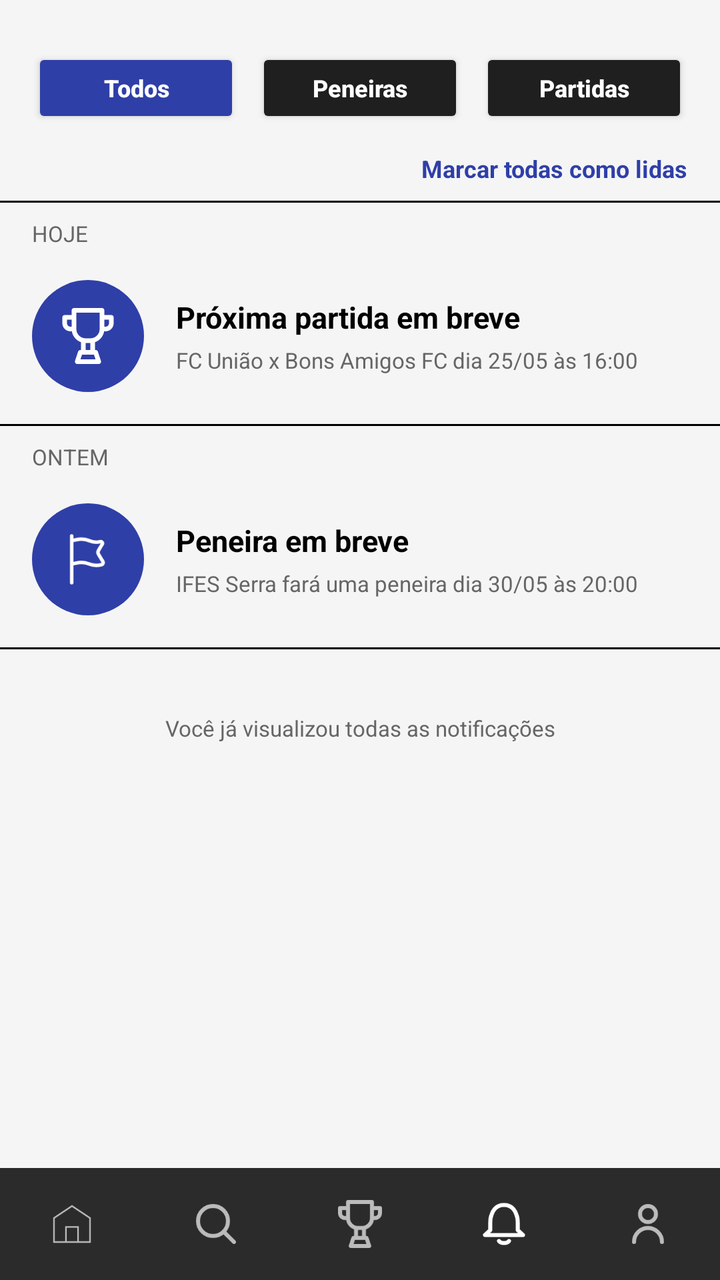
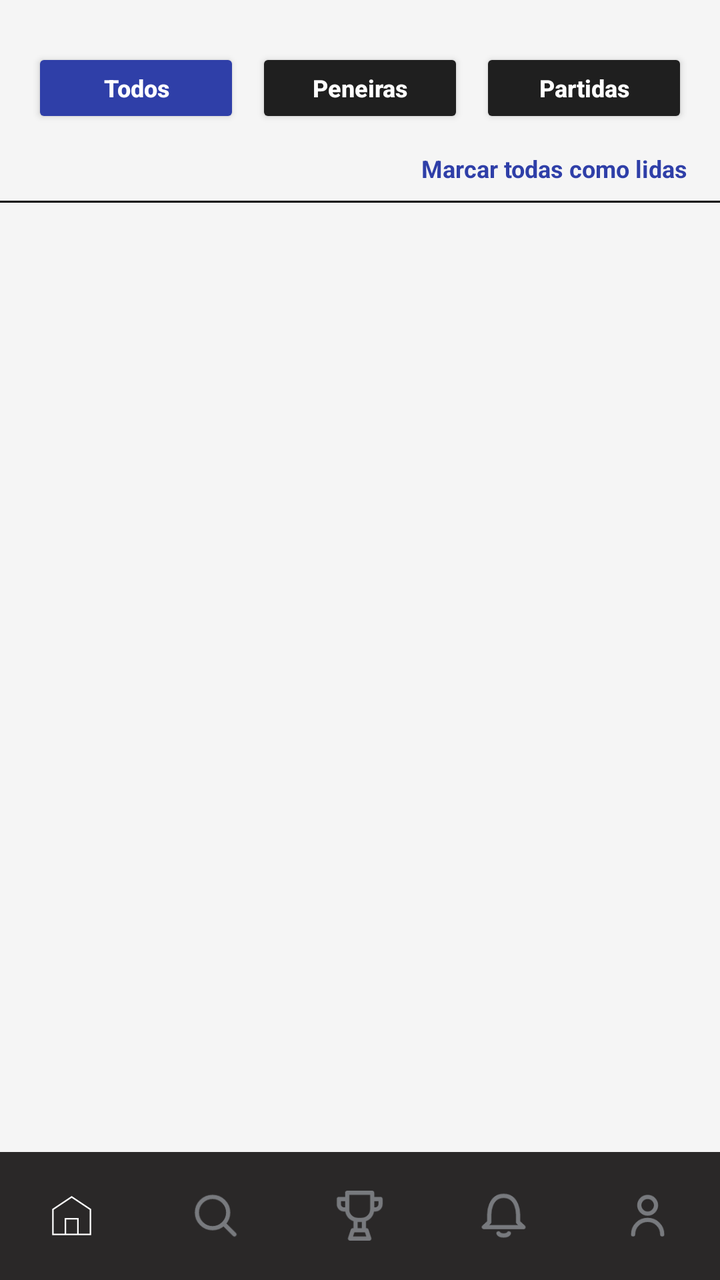

The first picture is an Android layout as it rendered before a commit; the second is the same layout after the commit. The layout source and the unified diff follow.
<!-- AndroidManifest.xml: application theme Theme.Escouter -->
<!-- res/layout/fragment_notificacoes.xml -->
<?xml version="1.0" encoding="utf-8"?>
<androidx.constraintlayout.widget.ConstraintLayout
    xmlns:android="http://schemas.android.com/apk/res/android"
    xmlns:app="http://schemas.android.com/apk/res-auto"
    android:layout_width="match_parent"
    android:layout_height="match_parent"
    android:background="#F5F5F5">

    
    <LinearLayout
        android:id="@+id/layoutFiltros"
        android:layout_width="0dp"
        android:layout_height="wrap_content"
        android:layout_marginTop="24dp"
        android:gravity="center"
        android:orientation="horizontal"
        android:paddingHorizontal="16dp"
        app:layout_constraintEnd_toEndOf="parent"
        app:layout_constraintStart_toStartOf="parent"
        app:layout_constraintTop_toTopOf="parent">

        <Button
            android:id="@+id/btnTodos"
            android:layout_width="0dp"
            android:layout_height="40dp"
            android:layout_marginEnd="8dp"
            android:layout_weight="1"
            android:backgroundTint="#2F3FA8"
            android:text="Todos"
            android:textAllCaps="false"
            android:textColor="#FFFFFF"
            android:textSize="12sp"
            android:textStyle="bold" />

        <Button
            android:id="@+id/btnPeneiras"
            android:layout_width="0dp"
            android:layout_height="40dp"
            android:layout_marginEnd="8dp"
            android:layout_weight="1"
            android:backgroundTint="#1F1F1F"
            android:text="Peneiras"
            android:textAllCaps="false"
            android:textColor="#FFFFFF"
            android:textSize="12sp"
            android:textStyle="bold" />

        <Button
            android:id="@+id/btnPartidas"
            android:layout_width="0dp"
            android:layout_height="40dp"
            android:layout_weight="1"
            android:backgroundTint="#1F1F1F"
            android:text="Partidas"
            android:textAllCaps="false"
            android:textColor="#FFFFFF"
            android:textSize="12sp"
            android:textStyle="bold" />
    </LinearLayout>

    
    <TextView
        android:id="@+id/tvMarcarLidas"
        android:layout_width="wrap_content"
        android:layout_height="wrap_content"
        android:layout_marginTop="12dp"
        android:layout_marginEnd="16dp"
        android:text="Marcar todas como lidas"
        android:textColor="#2F3FA8"
        android:textSize="12sp"
        android:textStyle="bold"
        app:layout_constraintEnd_toEndOf="parent"
        app:layout_constraintTop_toBottomOf="@id/layoutFiltros" />

    
    <ScrollView
        android:id="@+id/scrollNotificacoes"
        android:layout_width="0dp"
        android:layout_height="0dp"
        android:layout_marginTop="8dp"
        app:layout_constraintBottom_toTopOf="@id/bottomNav"
        app:layout_constraintEnd_toEndOf="parent"
        app:layout_constraintStart_toStartOf="parent"
        app:layout_constraintTop_toBottomOf="@id/tvMarcarLidas">

        <LinearLayout
            android:layout_width="match_parent"
            android:layout_height="wrap_content"
            android:orientation="vertical">

            <View
                android:layout_width="match_parent"
                android:layout_height="1dp"
                android:background="#000000" />

            
            <TextView
                android:layout_width="wrap_content"
                android:layout_height="wrap_content"
                android:layout_marginStart="16dp"
                android:layout_marginTop="8dp"
                android:text="HOJE"
                android:textColor="#666666"
                android:textSize="11sp" />

            
            <LinearLayout
                android:layout_width="match_parent"
                android:layout_height="wrap_content"
                android:gravity="center_vertical"
                android:orientation="horizontal"
                android:padding="16dp">

                <ImageView
                    android:layout_width="56dp"
                    android:layout_height="56dp"
                    android:background="@drawable/bg_circulo_azul"
                    android:padding="14dp"
                    android:src="@drawable/ic_partidas"
                    app:tint="#FFFFFF" />

                <LinearLayout
                    android:layout_width="0dp"
                    android:layout_height="wrap_content"
                    android:layout_marginStart="16dp"
                    android:layout_weight="1"
                    android:orientation="vertical">

                    <TextView
                        android:layout_width="wrap_content"
                        android:layout_height="wrap_content"
                        android:text="Próxima partida em breve"
                        android:textColor="#000000"
                        android:textSize="15sp"
                        android:textStyle="bold" />

                    <TextView
                        android:layout_width="wrap_content"
                        android:layout_height="wrap_content"
                        android:layout_marginTop="4dp"
                        android:text="FC União x Bons Amigos FC dia 25/05 às 16:00"
                        android:textColor="#666666"
                        android:textSize="11sp" />
                </LinearLayout>
            </LinearLayout>

            <View
                android:layout_width="match_parent"
                android:layout_height="1dp"
                android:background="#000000" />

            
            <TextView
                android:layout_width="wrap_content"
                android:layout_height="wrap_content"
                android:layout_marginStart="16dp"
                android:layout_marginTop="8dp"
                android:text="ONTEM"
                android:textColor="#666666"
                android:textSize="11sp" />

            
            <LinearLayout
                android:layout_width="match_parent"
                android:layout_height="wrap_content"
                android:gravity="center_vertical"
                android:orientation="horizontal"
                android:padding="16dp">

                <ImageView
                    android:layout_width="56dp"
                    android:layout_height="56dp"
                    android:background="@drawable/bg_circulo_azul"
                    android:padding="14dp"
                    android:src="@drawable/ic_flag"
                    app:tint="#FFFFFF" />

                <LinearLayout
                    android:layout_width="0dp"
                    android:layout_height="wrap_content"
                    android:layout_marginStart="16dp"
                    android:layout_weight="1"
                    android:orientation="vertical">

                    <TextView
                        android:layout_width="wrap_content"
                        android:layout_height="wrap_content"
                        android:text="Peneira em breve"
                        android:textColor="#000000"
                        android:textSize="15sp"
                        android:textStyle="bold" />

                    <TextView
                        android:layout_width="wrap_content"
                        android:layout_height="wrap_content"
                        android:layout_marginTop="4dp"
                        android:text="IFES Serra fará uma peneira dia 30/05 às 20:00"
                        android:textColor="#666666"
                        android:textSize="11sp" />
                </LinearLayout>
            </LinearLayout>

            <View
                android:layout_width="match_parent"
                android:layout_height="1dp"
                android:background="#000000" />

            
            <TextView
                android:layout_width="match_parent"
                android:layout_height="wrap_content"
                android:gravity="center"
                android:paddingVertical="32dp"
                android:text="Você já visualizou todas as notificações"
                android:textColor="#666666"
                android:textSize="11sp" />
        </LinearLayout>
    </ScrollView>

    
    <LinearLayout
        android:id="@+id/bottomNav"
        android:layout_width="0dp"
        android:layout_height="56dp"
        android:background="#2B2B2B"
        android:gravity="center"
        android:orientation="horizontal"
        app:layout_constraintBottom_toBottomOf="parent"
        app:layout_constraintEnd_toEndOf="parent"
        app:layout_constraintStart_toStartOf="parent">

        <ImageView
            android:id="@+id/navHome"
            android:layout_width="0dp"
            android:layout_height="match_parent"
            android:layout_weight="1"
            android:padding="16dp"
            android:src="@drawable/ic_inicio"
            app:tint="#BBBBBB" />

        <ImageView
            android:id="@+id/navBusca"
            android:layout_width="0dp"
            android:layout_height="match_parent"
            android:layout_weight="1"
            android:padding="16dp"
            android:src="@drawable/ic_buscar"
            app:tint="#BBBBBB" />

        <ImageView
            android:id="@+id/navPartidas"
            android:layout_width="0dp"
            android:layout_height="match_parent"
            android:layout_weight="1"
            android:padding="16dp"
            android:src="@drawable/ic_partidas"
            app:tint="#BBBBBB" />

        <ImageView
            android:id="@+id/navNotificacoes"
            android:layout_width="0dp"
            android:layout_height="match_parent"
            android:layout_weight="1"
            android:padding="16dp"
            android:src="@drawable/ic_notf"
            app:tint="#FFFFFF" />

        <ImageView
            android:id="@+id/navPerfil"
            android:layout_width="0dp"
            android:layout_height="match_parent"
            android:layout_weight="1"
            android:padding="16dp"
            android:src="@drawable/ic_perfil"
            app:tint="#BBBBBB" />
    </LinearLayout>

</androidx.constraintlayout.widget.ConstraintLayout>
<!-- resources referenced by this layout -->
<resources>
  <!-- drawable bg_circulo_azul (drawable) -->
  <?xml version="1.0" encoding="utf-8"?>
  <shape xmlns:android="http://schemas.android.com/apk/res/android"
      android:shape="oval">
      <solid android:color="#2F3FA8" />
  </shape>
  <!-- drawable ic_buscar (drawable) -->
  <vector xmlns:android="http://schemas.android.com/apk/res/android" android:height="24dp" android:viewportHeight="24" android:viewportWidth="24" android:width="24dp">
        
      <path android:fillColor="#00000000" android:pathData="M15.795,15.811L21,21M18,10.5C18,14.642 14.642,18 10.5,18C6.358,18 3,14.642 3,10.5C3,6.358 6.358,3 10.5,3C14.642,3 18,6.358 18,10.5Z" android:strokeColor="#000000" android:strokeLineCap="round" android:strokeLineJoin="round" android:strokeWidth="2"/>
      
  </vector>
  <!-- drawable ic_flag (drawable) -->
  <vector xmlns:android="http://schemas.android.com/apk/res/android" android:height="24dp" android:viewportHeight="24" android:viewportWidth="24" android:width="24dp">
        
      <path android:fillColor="#00000000" android:pathData="M5,22V14M5,14V4M5,14L7.471,13.506C9.121,13.176 10.832,13.333 12.395,13.958C14.089,14.635 15.952,14.762 17.722,14.319L17.822,14.295C18.408,14.148 18.686,13.477 18.375,12.959L16.815,10.358C16.473,9.789 16.302,9.504 16.262,9.195C16.245,9.065 16.245,8.935 16.262,8.805C16.302,8.496 16.473,8.211 16.815,7.642L18.093,5.511C18.428,4.954 17.921,4.27 17.29,4.427C15.801,4.8 14.233,4.693 12.808,4.123L12.395,3.958C10.832,3.333 9.121,3.176 7.471,3.506L5,4M5,4V2" android:strokeColor="#FFFFFF" android:strokeLineCap="round" android:strokeWidth="1.5"/>
      
  </vector>
  <!-- drawable ic_inicio (drawable) -->
  <vector xmlns:android="http://schemas.android.com/apk/res/android" android:height="24dp" android:viewportHeight="64" android:viewportWidth="64" android:width="24dp">
        
      <path android:fillColor="#00000000" android:pathData="M8,24l0,32l48,0l0,-32l-24,-16l-24,16z" android:strokeColor="#000000" android:strokeWidth="2"/>
        
      <path android:fillColor="#00000000" android:pathData="M40,56l0,-20l-16,0l0,20" android:strokeColor="#000000" android:strokeWidth="2"/>
      
  </vector>
  <!-- drawable ic_notf (drawable) -->
  <vector xmlns:android="http://schemas.android.com/apk/res/android" android:height="24dp" android:viewportHeight="24" android:viewportWidth="24" android:width="24dp">
        
      <path android:fillColor="#00000000" android:pathData="M18.9,11.2s0,-8.7 -6.9,-8.7 -6.9,8.7 -6.9,8.7v3.9L2.5,17.5h19l-2.6,-2.4Z" android:strokeColor="#000000" android:strokeLineCap="round" android:strokeLineJoin="round" android:strokeWidth="2"/>
        
      <path android:fillColor="#00000000" android:pathData="M14.5,20.5s-0.5,1 -2.5,1 -2.5,-1 -2.5,-1" android:strokeColor="#000000" android:strokeLineCap="round" android:strokeLineJoin="round" android:strokeWidth="2"/>
      
  </vector>
  <!-- drawable ic_partidas (drawable) -->
  <vector xmlns:android="http://schemas.android.com/apk/res/android" android:height="24dp" android:viewportHeight="24" android:viewportWidth="24" android:width="24dp">
        
      <path android:fillColor="#000000" android:fillType="evenOdd" android:pathData="M9,18L9,14.659C6.974,13.942 5.447,12.168 5.083,10L4.5,10C2.567,10 1,8.433 1,6.5L1,4C1,3.448 1.448,3 2,3L5,3L5,1C5,0.448 5.448,0 6,0L18,0C18.552,0 19,0.448 19,1L19,3L22,3C22.552,3 23,3.448 23,4L23,6.5C23,8.433 21.433,10 19.5,10L18.917,10C18.553,12.168 17.027,13.942 15,14.659L15,18L15.279,18C15.71,18 16.092,18.275 16.228,18.684L17.561,22.684C17.736,23.208 17.453,23.774 16.929,23.949C16.827,23.983 16.72,24 16.613,24L7.387,24C6.835,24 6.387,23.552 6.387,23C6.387,22.892 6.405,22.786 6.439,22.684L7.772,18.684C7.908,18.275 8.29,18 8.721,18L9,18zM13,18L13,15L11,15L11,18L13,18zM13,13C15.209,13 17,11.209 17,9L17,2L7,2L7,9C7,11.209 8.791,13 11,13L13,13zM19,8L19.5,8C20.328,8 21,7.328 21,6.5L21,5L19,5L19,8zM3,6.5C3,7.328 3.672,8 4.5,8L5,8L5,5L3,5L3,6.5zM8.775,22L15.225,22L14.559,20L9.442,20L8.775,22z"/>
      
  </vector>
  <!-- drawable ic_perfil (drawable) -->
  <vector xmlns:android="http://schemas.android.com/apk/res/android" android:height="24dp" android:viewportHeight="24" android:viewportWidth="24" android:width="24dp">
        
      <path android:fillColor="#00000000" android:pathData="M5,21C5,17.134 8.134,14 12,14C15.866,14 19,17.134 19,21M16,7C16,9.209 14.209,11 12,11C9.791,11 8,9.209 8,7C8,4.791 9.791,3 12,3C14.209,3 16,4.791 16,7Z" android:strokeColor="#000000" android:strokeLineCap="round" android:strokeLineJoin="round" android:strokeWidth="2"/>
      
  </vector>
  <!-- unchanged entries left out for length: 2 -->
</resources>

<!-- the commit's change to res/layout/fragment_notificacoes.xml (unified diff, before → after) -->
@@ -56,6 +56,7 @@
             android:textColor="#FFFFFF"
             android:textSize="12sp"
             android:textStyle="bold" />
+
     </LinearLayout>
 
     
@@ -78,10 +79,10 @@
         android:layout_width="0dp"
         android:layout_height="0dp"
         android:layout_marginTop="8dp"
-        app:layout_constraintBottom_toTopOf="@id/bottomNav"
-        app:layout_constraintEnd_toEndOf="parent"
+        app:layout_constraintTop_toBottomOf="@id/tvMarcarLidas"
+        app:layout_constraintBottom_toTopOf="@id/bottomNavigation"
         app:layout_constraintStart_toStartOf="parent"
-        app:layout_constraintTop_toBottomOf="@id/tvMarcarLidas">
+        app:layout_constraintEnd_toEndOf="parent">
 
         <LinearLayout
             android:layout_width="match_parent"
@@ -95,184 +96,40 @@
 
             
             <TextView
-                android:layout_width="wrap_content"
-                android:layout_height="wrap_content"
-                android:layout_marginStart="16dp"
-                android:layout_marginTop="8dp"
-                android:text="HOJE"
-                android:textColor="#666666"
-                android:textSize="11sp" />
-
-            
-            <LinearLayout
-                android:layout_width="match_parent"
-                android:layout_height="wrap_content"
-                android:gravity="center_vertical"
-                android:orientation="horizontal"
-                android:padding="16dp">
-
-                <ImageView
-                    android:layout_width="56dp"
-                    android:layout_height="56dp"
-                    android:background="@drawable/bg_circulo_azul"
-                    android:padding="14dp"
-                    android:src="@drawable/ic_partidas"
-                    app:tint="#FFFFFF" />
-
-                <LinearLayout
-                    android:layout_width="0dp"
-                    android:layout_height="wrap_content"
-                    android:layout_marginStart="16dp"
-                    android:layout_weight="1"
-                    android:orientation="vertical">
-
-                    <TextView
-                        android:layout_width="wrap_content"
-                        android:layout_height="wrap_content"
-                        android:text="Próxima partida em breve"
-                        android:textColor="#000000"
-                        android:textSize="15sp"
-                        android:textStyle="bold" />
-
-                    <TextView
-                        android:layout_width="wrap_content"
-                        android:layout_height="wrap_content"
-                        android:layout_marginTop="4dp"
-                        android:text="FC União x Bons Amigos FC dia 25/05 às 16:00"
-                        android:textColor="#666666"
-                        android:textSize="11sp" />
-                </LinearLayout>
-            </LinearLayout>
-
-            <View
-                android:layout_width="match_parent"
-                android:layout_height="1dp"
-                android:background="#000000" />
-
-            
-            <TextView
-                android:layout_width="wrap_content"
-                android:layout_height="wrap_content"
-                android:layout_marginStart="16dp"
-                android:layout_marginTop="8dp"
-                android:text="ONTEM"
-                android:textColor="#666666"
-                android:textSize="11sp" />
-
-            
-            <LinearLayout
-                android:layout_width="match_parent"
-                android:layout_height="wrap_content"
-                android:gravity="center_vertical"
-                android:orientation="horizontal"
-                android:padding="16dp">
-
-                <ImageView
-                    android:layout_width="56dp"
-                    android:layout_height="56dp"
-                    android:background="@drawable/bg_circulo_azul"
-                    android:padding="14dp"
-                    android:src="@drawable/ic_flag"
-                    app:tint="#FFFFFF" />
-
-                <LinearLayout
-                    android:layout_width="0dp"
-                    android:layout_height="wrap_content"
-                    android:layout_marginStart="16dp"
-                    android:layout_weight="1"
-                    android:orientation="vertical">
-
-                    <TextView
-                        android:layout_width="wrap_content"
-                        android:layout_height="wrap_content"
-                        android:text="Peneira em breve"
-                        android:textColor="#000000"
-                        android:textSize="15sp"
-                        android:textStyle="bold" />
-
-                    <TextView
-                        android:layout_width="wrap_content"
-                        android:layout_height="wrap_content"
-                        android:layout_marginTop="4dp"
-                        android:text="IFES Serra fará uma peneira dia 30/05 às 20:00"
-                        android:textColor="#666666"
-                        android:textSize="11sp" />
-                </LinearLayout>
-            </LinearLayout>
-
-            <View
-                android:layout_width="match_parent"
-                android:layout_height="1dp"
-                android:background="#000000" />
-
-            
-            <TextView
+                android:id="@+id/txtMensagem"
                 android:layout_width="match_parent"
                 android:layout_height="wrap_content"
                 android:gravity="center"
                 android:paddingVertical="32dp"
-                android:text="Você já visualizou todas as notificações"
+                android:text="Nenhuma notificação no momento."
                 android:textColor="#666666"
-                android:textSize="11sp" />
+                android:textSize="11sp"
+                android:visibility="gone" />
+
+            
+            <LinearLayout
+                android:id="@+id/containerNotificacoes"
+                android:layout_width="match_parent"
+                android:layout_height="wrap_content"
+                android:orientation="vertical" />
+
         </LinearLayout>
+
     </ScrollView>
 
     
-    <LinearLayout
-        android:id="@+id/bottomNav"
+    <com.google.android.material.bottomnavigation.BottomNavigationView
+        android:id="@+id/bottomNavigation"
         android:layout_width="0dp"
-        android:layout_height="56dp"
-        android:background="#2B2B2B"
-        android:gravity="center"
-        android:orientation="horizontal"
+        android:layout_height="64dp"
+        android:background="@color/opcoes"
+        app:itemActiveIndicatorStyle="@null"
+        app:itemIconTint="@color/bottom_nav_color"
+        app:itemIconSize="25dp"
+        app:labelVisibilityMode="unlabeled"
+        app:layout_constraintStart_toStartOf="parent"
+        app:layout_constraintEnd_toEndOf="parent"
         app:layout_constraintBottom_toBottomOf="parent"
-        app:layout_constraintEnd_toEndOf="parent"
-        app:layout_constraintStart_toStartOf="parent">
-
-        <ImageView
-            android:id="@+id/navHome"
-            android:layout_width="0dp"
-            android:layout_height="match_parent"
-            android:layout_weight="1"
-            android:padding="16dp"
-            android:src="@drawable/ic_inicio"
-            app:tint="#BBBBBB" />
-
-        <ImageView
-            android:id="@+id/navBusca"
-            android:layout_width="0dp"
-            android:layout_height="match_parent"
-            android:layout_weight="1"
-            android:padding="16dp"
-            android:src="@drawable/ic_buscar"
-            app:tint="#BBBBBB" />
-
-        <ImageView
-            android:id="@+id/navPartidas"
-            android:layout_width="0dp"
-            android:layout_height="match_parent"
-            android:layout_weight="1"
-            android:padding="16dp"
-            android:src="@drawable/ic_partidas"
-            app:tint="#BBBBBB" />
-
-        <ImageView
-            android:id="@+id/navNotificacoes"
-            android:layout_width="0dp"
-            android:layout_height="match_parent"
-            android:layout_weight="1"
-            android:padding="16dp"
-            android:src="@drawable/ic_notf"
-            app:tint="#FFFFFF" />
-
-        <ImageView
-            android:id="@+id/navPerfil"
-            android:layout_width="0dp"
-            android:layout_height="match_parent"
-            android:layout_weight="1"
-            android:padding="16dp"
-            android:src="@drawable/ic_perfil"
-            app:tint="#BBBBBB" />
-    </LinearLayout>
+        app:menu="@menu/bottom_menu" />
 
 </androidx.constraintlayout.widget.ConstraintLayout>
<!-- resource entries referenced after the edit -->
@@ -1,51 +1,6 @@
 <!-- resources referenced by this layout -->
 <resources>
-  <!-- drawable bg_circulo_azul (drawable) -->
-  <?xml version="1.0" encoding="utf-8"?>
-  <shape xmlns:android="http://schemas.android.com/apk/res/android"
-      android:shape="oval">
-      <solid android:color="#2F3FA8" />
-  </shape>
-  <!-- drawable ic_buscar (drawable) -->
-  <vector xmlns:android="http://schemas.android.com/apk/res/android" android:height="24dp" android:viewportHeight="24" android:viewportWidth="24" android:width="24dp">
-        
-      <path android:fillColor="#00000000" android:pathData="M15.795,15.811L21,21M18,10.5C18,14.642 14.642,18 10.5,18C6.358,18 3,14.642 3,10.5C3,6.358 6.358,3 10.5,3C14.642,3 18,6.358 18,10.5Z" android:strokeColor="#000000" android:strokeLineCap="round" android:strokeLineJoin="round" android:strokeWidth="2"/>
-      
-  </vector>
-  <!-- drawable ic_flag (drawable) -->
-  <vector xmlns:android="http://schemas.android.com/apk/res/android" android:height="24dp" android:viewportHeight="24" android:viewportWidth="24" android:width="24dp">
-        
-      <path android:fillColor="#00000000" android:pathData="M5,22V14M5,14V4M5,14L7.471,13.506C9.121,13.176 10.832,13.333 12.395,13.958C14.089,14.635 15.952,14.762 17.722,14.319L17.822,14.295C18.408,14.148 18.686,13.477 18.375,12.959L16.815,10.358C16.473,9.789 16.302,9.504 16.262,9.195C16.245,9.065 16.245,8.935 16.262,8.805C16.302,8.496 16.473,8.211 16.815,7.642L18.093,5.511C18.428,4.954 17.921,4.27 17.29,4.427C15.801,4.8 14.233,4.693 12.808,4.123L12.395,3.958C10.832,3.333 9.121,3.176 7.471,3.506L5,4M5,4V2" android:strokeColor="#FFFFFF" android:strokeLineCap="round" android:strokeWidth="1.5"/>
-      
-  </vector>
-  <!-- drawable ic_inicio (drawable) -->
-  <vector xmlns:android="http://schemas.android.com/apk/res/android" android:height="24dp" android:viewportHeight="64" android:viewportWidth="64" android:width="24dp">
-        
-      <path android:fillColor="#00000000" android:pathData="M8,24l0,32l48,0l0,-32l-24,-16l-24,16z" android:strokeColor="#000000" android:strokeWidth="2"/>
-        
-      <path android:fillColor="#00000000" android:pathData="M40,56l0,-20l-16,0l0,20" android:strokeColor="#000000" android:strokeWidth="2"/>
-      
-  </vector>
-  <!-- drawable ic_notf (drawable) -->
-  <vector xmlns:android="http://schemas.android.com/apk/res/android" android:height="24dp" android:viewportHeight="24" android:viewportWidth="24" android:width="24dp">
-        
-      <path android:fillColor="#00000000" android:pathData="M18.9,11.2s0,-8.7 -6.9,-8.7 -6.9,8.7 -6.9,8.7v3.9L2.5,17.5h19l-2.6,-2.4Z" android:strokeColor="#000000" android:strokeLineCap="round" android:strokeLineJoin="round" android:strokeWidth="2"/>
-        
-      <path android:fillColor="#00000000" android:pathData="M14.5,20.5s-0.5,1 -2.5,1 -2.5,-1 -2.5,-1" android:strokeColor="#000000" android:strokeLineCap="round" android:strokeLineJoin="round" android:strokeWidth="2"/>
-      
-  </vector>
-  <!-- drawable ic_partidas (drawable) -->
-  <vector xmlns:android="http://schemas.android.com/apk/res/android" android:height="24dp" android:viewportHeight="24" android:viewportWidth="24" android:width="24dp">
-        
-      <path android:fillColor="#000000" android:fillType="evenOdd" android:pathData="M9,18L9,14.659C6.974,13.942 5.447,12.168 5.083,10L4.5,10C2.567,10 1,8.433 1,6.5L1,4C1,3.448 1.448,3 2,3L5,3L5,1C5,0.448 5.448,0 6,0L18,0C18.552,0 19,0.448 19,1L19,3L22,3C22.552,3 23,3.448 23,4L23,6.5C23,8.433 21.433,10 19.5,10L18.917,10C18.553,12.168 17.027,13.942 15,14.659L15,18L15.279,18C15.71,18 16.092,18.275 16.228,18.684L17.561,22.684C17.736,23.208 17.453,23.774 16.929,23.949C16.827,23.983 16.72,24 16.613,24L7.387,24C6.835,24 6.387,23.552 6.387,23C6.387,22.892 6.405,22.786 6.439,22.684L7.772,18.684C7.908,18.275 8.29,18 8.721,18L9,18zM13,18L13,15L11,15L11,18L13,18zM13,13C15.209,13 17,11.209 17,9L17,2L7,2L7,9C7,11.209 8.791,13 11,13L13,13zM19,8L19.5,8C20.328,8 21,7.328 21,6.5L21,5L19,5L19,8zM3,6.5C3,7.328 3.672,8 4.5,8L5,8L5,5L3,5L3,6.5zM8.775,22L15.225,22L14.559,20L9.442,20L8.775,22z"/>
-      
-  </vector>
-  <!-- drawable ic_perfil (drawable) -->
-  <vector xmlns:android="http://schemas.android.com/apk/res/android" android:height="24dp" android:viewportHeight="24" android:viewportWidth="24" android:width="24dp">
-        
-      <path android:fillColor="#00000000" android:pathData="M5,21C5,17.134 8.134,14 12,14C15.866,14 19,17.134 19,21M16,7C16,9.209 14.209,11 12,11C9.791,11 8,9.209 8,7C8,4.791 9.791,3 12,3C14.209,3 16,4.791 16,7Z" android:strokeColor="#000000" android:strokeLineCap="round" android:strokeLineJoin="round" android:strokeWidth="2"/>
-      
-  </vector>
+  <color name="opcoes">#2A2828</color>
   <!-- unchanged entries left out for length: 2 -->
 </resources>
 
